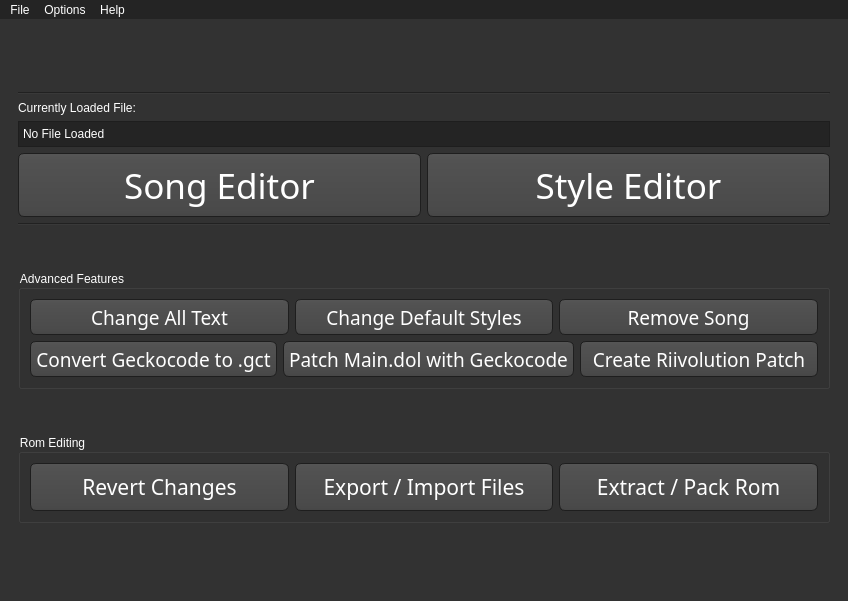
Before: the Qt Designer form WiiMusicPlus.ui in BenjaminHalko/WiiMusicEditorPlus, drawn with Qt 5.
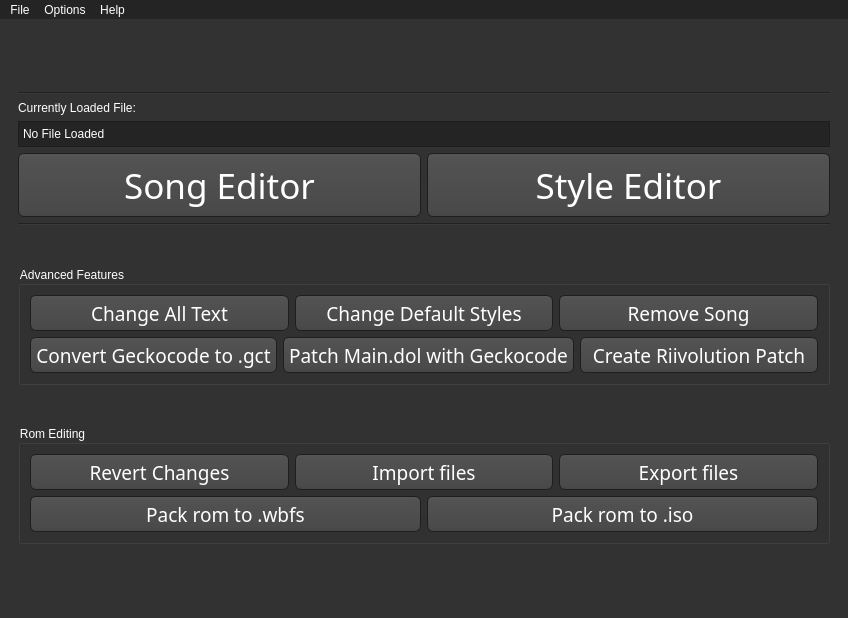
After: the same form once the commit is applied. Icons and pictures are not drawn.

Patch:
```diff
--- a/WiiMusicPlus.ui
+++ b/WiiMusicPlus.ui
@@ -7,7 +7,7 @@
     <x>0</x>
     <y>0</y>
     <width>839</width>
-    <height>601</height>
+    <height>618</height>
    </rect>
   </property>
   <property name="palette">
@@ -1424,19 +1424,21 @@
           <property name="title">
            <string>Rom Editing</string>
           </property>
-          <layout class="QHBoxLayout" name="horizontalLayout_3">
+          <layout class="QVBoxLayout" name="verticalLayout_18">
+           <item>
+            <layout class="QHBoxLayout" name="MP_RomEditing1">
            <item>
             <widget class="QPushButton" name="MP_RevertChanges_Button">
              <property name="minimumSize">
               <size>
                <width>0</width>
-               <height>48</height>
+                 <height>36</height>
               </size>
              </property>
              <property name="font">
               <font>
                <family>Continuum Medium</family>
-               <pointsize>16</pointsize>
+                 <pointsize>14</pointsize>
               </font>
              </property>
              <property name="text">
@@ -1445,42 +1447,86 @@
             </widget>
            </item>
            <item>
-            <widget class="QPushButton" name="MP_ImportExport_Button">
+              <widget class="QPushButton" name="MP_ImportFiles_Button">
              <property name="minimumSize">
               <size>
                <width>0</width>
-               <height>48</height>
+                 <height>36</height>
               </size>
              </property>
              <property name="font">
               <font>
                <family>Continuum Medium</family>
-               <pointsize>16</pointsize>
+                 <pointsize>14</pointsize>
               </font>
              </property>
              <property name="text">
-              <string>Export / Import Files</string>
+                <string>Import files</string>
              </property>
             </widget>
            </item>
            <item>
-            <widget class="QPushButton" name="MP_ExtractPack_Button">
+              <widget class="QPushButton" name="MP_ExportFiles_Button">
              <property name="minimumSize">
               <size>
                <width>0</width>
-               <height>48</height>
+                 <height>36</height>
               </size>
              </property>
              <property name="font">
               <font>
                <family>Continuum Medium</family>
-               <pointsize>16</pointsize>
+                 <pointsize>14</pointsize>
               </font>
              </property>
              <property name="text">
-              <string>Extract / Pack Rom</string>
-             </property>
-            </widget>
+                <string>Export files</string>
+               </property>
+              </widget>
+             </item>
+            </layout>
+           </item>
+           <item>
+            <layout class="QHBoxLayout" name="MP_RomEditing2">
+             <item>
+              <widget class="QPushButton" name="MP_PackWbfs_Button">
+               <property name="minimumSize">
+                <size>
+                 <width>0</width>
+                 <height>36</height>
+                </size>
+               </property>
+               <property name="font">
+                <font>
+                 <family>Continuum Medium</family>
+                 <pointsize>14</pointsize>
+                </font>
+               </property>
+               <property name="text">
+                <string>Pack rom to .wbfs</string>
+               </property>
+              </widget>
+             </item>
+             <item>
+              <widget class="QPushButton" name="MP_PackIso_Button">
+               <property name="minimumSize">
+                <size>
+                 <width>0</width>
+                 <height>36</height>
+                </size>
+               </property>
+               <property name="font">
+                <font>
+                 <family>Continuum Medium</family>
+                 <pointsize>14</pointsize>
+                </font>
+               </property>
+               <property name="text">
+                <string>Pack rom to .iso</string>
+               </property>
+              </widget>
+             </item>
+            </layout>
            </item>
           </layout>
          </widget>
```
Lines whose indentation alone changed are shown as unchanged.
